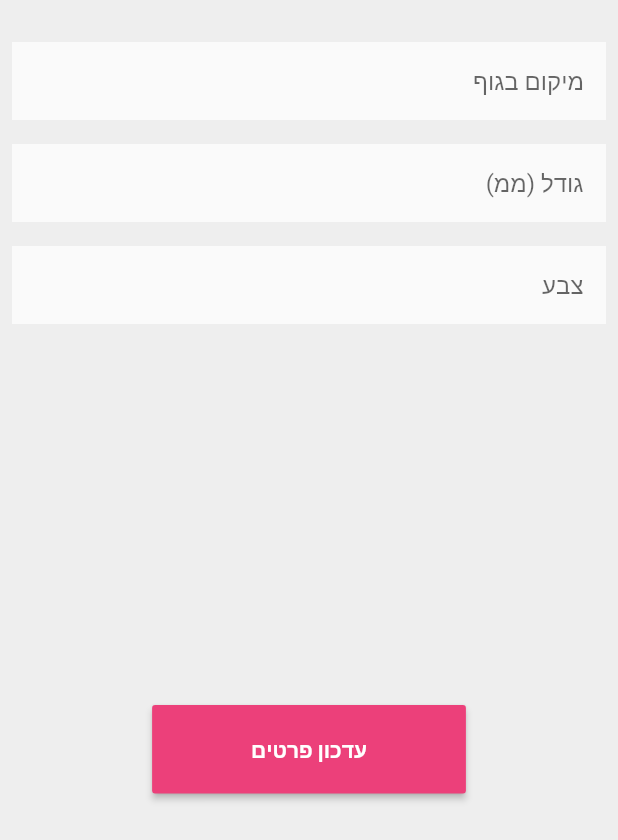
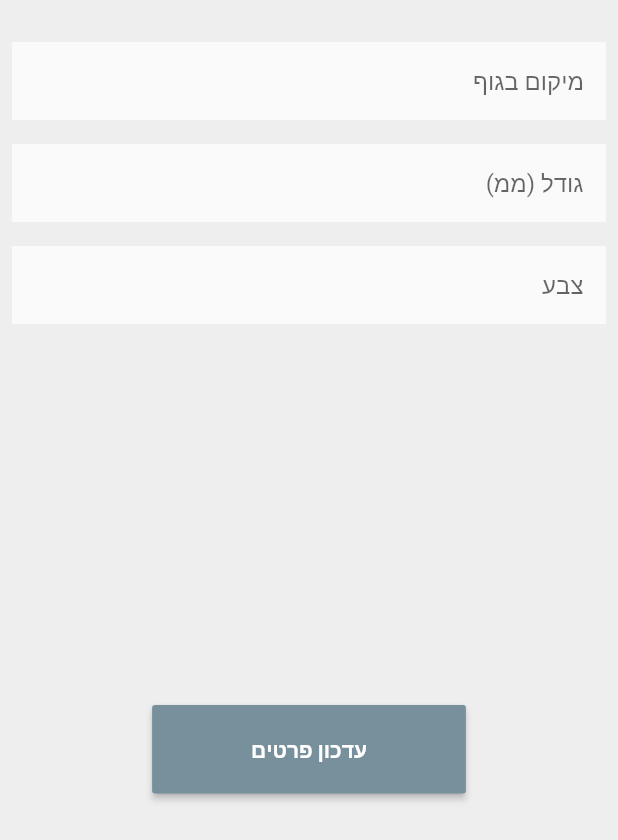
Before and after one commit to Yogranov/BetterLife-App, a Flutter app: the NewMole widget shown alone on an empty page, opened directly, on a phone screen of 412 x 824 dp. Shown: the top 840 px of the screen. Run offline on Flutter 3.47's test engine with Material 2 defaults, Android fonts, the phone set to English and light mode, and no system bars; our stand-ins replace carousel_slider, fl_chart, image_cropper, image_picker, percent_indicator, rflutter_alert; missing offline and left inert: autocomplete_textfield.

Commit message:
change color to submit buttons

```diff
--- a/lib/screens/newMole.dart
+++ b/lib/screens/newMole.dart
@@ -157,7 +157,7 @@ class _NewMoleState extends State<NewMole> {
             SizedBox(height: 30,),
             Center(
               child: RaisedButton(
-                color: Colors.pink[400],
+                color: Colors.blueGrey[400],
                 child: Padding(
                   padding: EdgeInsets.symmetric(horizontal: 50.0, vertical: 20),
                   child: submitLoading ? CircularProgressIndicator() : Text(
--- a/lib/screens/settings.dart
+++ b/lib/screens/settings.dart
@@ -438,7 +438,7 @@ class _SettingsState extends State<Settings> {
                   SizedBox(height: 30,),
                   Center(
                     child: RaisedButton(
-                      color: Colors.pink[400],
+                      color: Colors.blueGrey[400],
                       child: Padding(
                         padding: EdgeInsets.symmetric(horizontal: 50.0, vertical: 20),
                         child: submitLoading ? CircularProgressIndicator() : Text(
```
